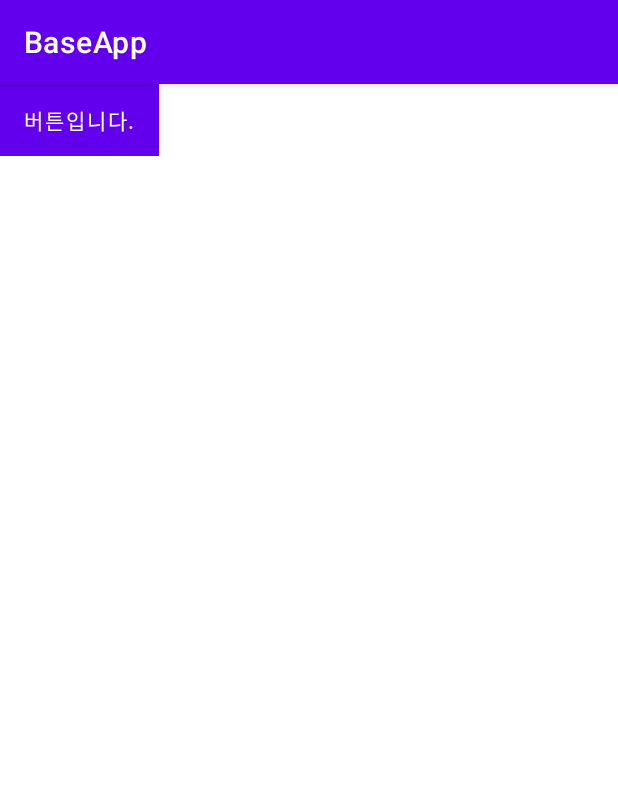
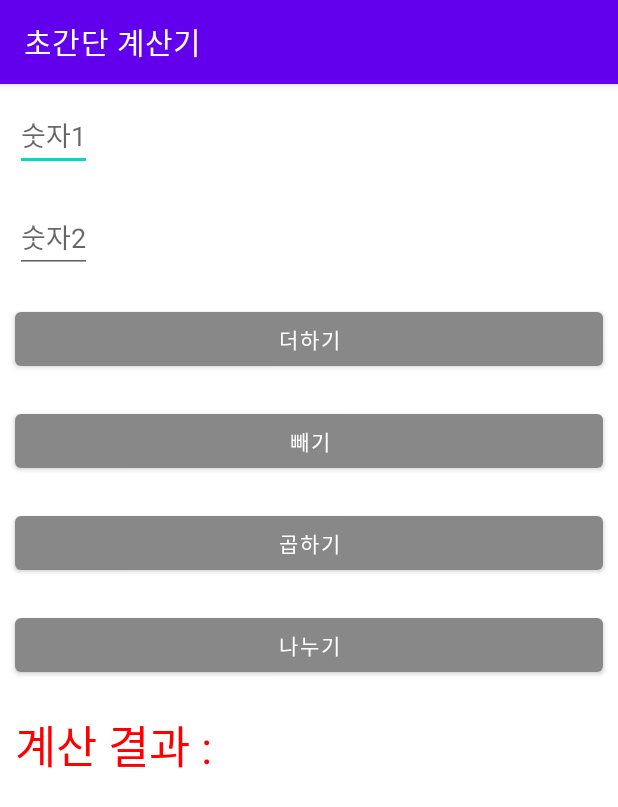
Before and after one commit to bassy3260/MB_Programming, an Android app: the screen it shows after launch (MainActivity before the commit, CalculateActivity after it), on a phone screen of 412 x 824 dp. Shown: the top 807 px of the screen. Run offline under Robolectric (Android 15) with nearby library versions, the phone set to English and light mode, and no system bars.

Commit message:
week2: button, 초간단 계산기

```diff
--- a/app/src/main/AndroidManifest.xml
+++ b/app/src/main/AndroidManifest.xml
@@ -10,7 +10,7 @@
         android:supportsRtl="true"
         android:theme="@style/Theme.BaseApp">
         <activity
-            android:name=".MainActivity"
+            android:name=".CalculateActivity"
             android:exported="true">
             <intent-filter>
                 <action android:name="android.intent.action.MAIN" />
@@ -18,6 +18,7 @@
                 <category android:name="android.intent.category.LAUNCHER" />
             </intent-filter>
         </activity>
+
     </application>
 
 </manifest>
--- /dev/null
+++ b/app/src/main/java/com/MBP/baseapp/CalculateActivity.java
@@ -0,0 +1,77 @@
+package com.MBP.baseapp;
+
+import androidx.appcompat.app.AppCompatActivity;
+
+import android.graphics.Color;
+import android.os.Bundle;
+import android.view.View;
+import android.widget.Button;
+import android.widget.EditText;
+import android.widget.TextView;
+
+public class CalculateActivity extends AppCompatActivity {
+
+    EditText edit1,edit2;
+    Button btnAdd,btnSub,btnMul,btnDiv;
+    TextView textResult;
+    String num1,num2;
+    Integer result;
+    @Override
+    protected void onCreate(Bundle savedInstanceState) {
+        super.onCreate(savedInstanceState);
+        setContentView(R.layout.activity_calculate);
+
+        setTitle("초간단 계산기");
+
+        edit1=(EditText) findViewById(R.id.Edit1);
+        edit2=(EditText) findViewById(R.id.Edit2);
+        textResult=(TextView)findViewById(R.id.TextResult);
+
+        btnAdd=(Button) findViewById(R.id.BtnAdd);
+        btnAdd.setBackgroundColor(Color.GRAY);
+        btnAdd.setOnClickListener(new View.OnClickListener() {
+            @Override
+            public void onClick(View view) {
+                num1= edit1.getText().toString();
+                num2= edit2.getText().toString();
+                result=Integer.parseInt(num1) +Integer.parseInt(num2);
+                textResult.setText("계산결과: "+ result.toString());
+            }
+        });
+
+        btnSub=(Button) findViewById(R.id.BtnSub);
+        btnSub.setBackgroundColor(Color.GRAY);
+        btnSub.setOnClickListener(new View.OnClickListener() {
+            @Override
+            public void onClick(View view) {
+                num1= edit1.getText().toString();
+                num2= edit2.getText().toString();
+                result=Integer.parseInt(num1) -Integer.parseInt(num2);
+                textResult.setText("계산결과: "+ result.toString());
+            }
+        });
+
+        btnMul=(Button) findViewById(R.id.BtnMul);
+        btnMul.setBackgroundColor(Color.GRAY);
+        btnMul.setOnClickListener(new View.OnClickListener() {
+            @Override
+            public void onClick(View view) {
+                num1= edit1.getText().toString();
+                num2= edit2.getText().toString();
+                result=Integer.parseInt(num1) * Integer.parseInt(num2);
+                textResult.setText("계산결과: "+ result.toString());
+            }
+        });
+        btnDiv=(Button) findViewById(R.id.BtnDiv);
+        btnDiv.setBackgroundColor(Color.GRAY);
+        btnDiv.setOnClickListener(new View.OnClickListener() {
+            @Override
+            public void onClick(View view) {
+                num1= edit1.getText().toString();
+                num2= edit2.getText().toString();
+                result=Integer.parseInt(num1) /Integer.parseInt(num2);
+                textResult.setText("계산결과: "+ result.toString());
+            }
+        });
+    }
+}
--- /dev/null
+++ b/app/src/main/res/layout/activity_calculate.xml
@@ -0,0 +1,63 @@
+<?xml version="1.0" encoding="utf-8"?>
+<LinearLayout xmlns:android="http://schemas.android.com/apk/res/android"
+    xmlns:app="http://schemas.android.com/apk/res-auto"
+    xmlns:tools="http://schemas.android.com/tools"
+    android:layout_width="match_parent"
+    android:layout_height="match_parent"
+    tools:context=".CalculateActivity">
+
+
+    <LinearLayout
+        android:layout_width="match_parent"
+        android:layout_height="match_parent"
+        android:orientation="vertical">
+
+        <EditText
+            android:id="@+id/Edit1"
+            android:layout_width="wrap_content"
+            android:layout_height="wrap_content"
+            android:layout_margin="10dp"
+            android:hint="숫자1" />
+
+        <EditText
+            android:id="@+id/Edit2"
+            android:layout_width="wrap_content"
+            android:layout_height="wrap_content"
+            android:layout_margin="10dp"
+            android:hint="숫자2" />
+
+        <Button
+            android:id="@+id/BtnAdd"
+            android:layout_width="match_parent"
+            android:layout_height="wrap_content"
+            android:layout_margin="10dp"
+            android:text="더하기" />
+        <Button
+            android:id="@+id/BtnSub"
+            android:layout_width="match_parent"
+            android:layout_height="wrap_content"
+            android:layout_margin="10dp"
+            android:text="빼기" />
+        <Button
+            android:id="@+id/BtnMul"
+            android:layout_width="match_parent"
+            android:layout_height="wrap_content"
+            android:layout_margin="10dp"
+            android:text="곱하기" />
+        <Button
+            android:id="@+id/BtnDiv"
+            android:layout_width="match_parent"
+            android:layout_height="wrap_content"
+            android:layout_margin="10dp"
+            android:text="나누기" />
+
+        <TextView
+            android:id="@+id/TextResult"
+            android:layout_width="wrap_content"
+            android:layout_height="wrap_content"
+            android:layout_margin="10dp"
+            android:textSize="30dp"
+            android:textColor="#FF0000"
+            android:text="계산 결과 :"/>
+    </LinearLayout>
+</LinearLayout>
```
Also changed, not shown: app/src/main/java/com/MBP/baseapp/MainActivity.java (+44 -3 lines), app/src/main/res/layout/activity_main.xml (+41 -9 lines).
